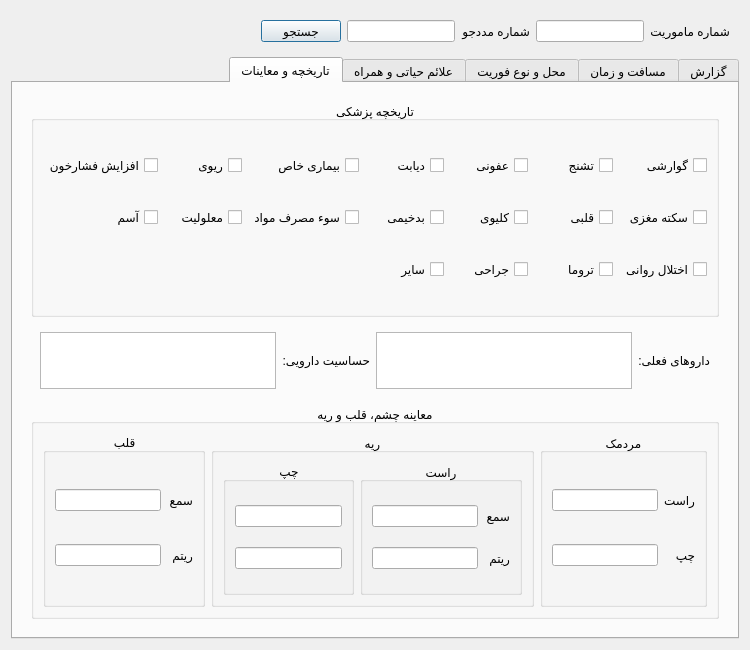
The window that src/hamyar_paygah/new_ui/widgets/mission_details_tab.ui (MohsenHNSJ/HamyarPaygahPy) describes before a commit, drawn with Qt 5.
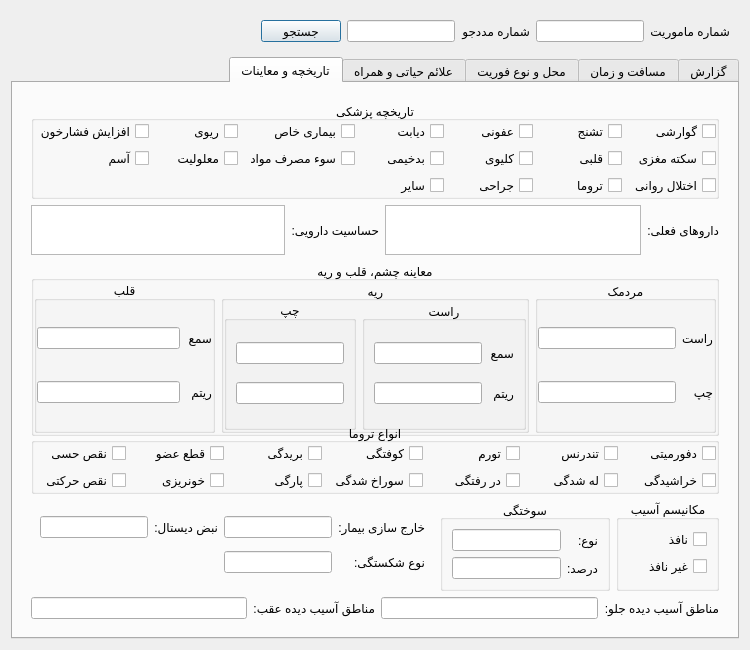
The same window after the commit.

Commit message: Added trauma types section

Diff of the .ui file:
```diff
--- a/src/hamyar_paygah/new_ui/widgets/mission_details_tab.ui
+++ b/src/hamyar_paygah/new_ui/widgets/mission_details_tab.ui
@@ -1762,6 +1762,12 @@
          <layout class="QVBoxLayout" name="verticalLayout_7">
           <item>
            <widget class="QGroupBox" name="medical_history_group_box">
+            <property name="sizePolicy">
+             <sizepolicy hsizetype="Preferred" vsizetype="Preferred">
+              <horstretch>0</horstretch>
+              <verstretch>0</verstretch>
+             </sizepolicy>
+            </property>
             <property name="title">
              <string>تاریخچه پزشکی</string>
             </property>
@@ -1769,6 +1775,18 @@
              <set>Qt::AlignmentFlag::AlignCenter</set>
             </property>
             <layout class="QGridLayout" name="gridLayout_3">
+             <property name="leftMargin">
+              <number>0</number>
+             </property>
+             <property name="topMargin">
+              <number>0</number>
+             </property>
+             <property name="rightMargin">
+              <number>0</number>
+             </property>
+             <property name="bottomMargin">
+              <number>0</number>
+             </property>
              <item row="0" column="0">
               <widget class="QCheckBox" name="has_gastrointestinal_disease_checkBox">
                <property name="text">
@@ -1903,10 +1921,22 @@
             <property name="maximumSize">
              <size>
               <width>16777215</width>
-              <height>75</height>
+              <height>50</height>
              </size>
             </property>
             <layout class="QHBoxLayout" name="horizontalLayout_22">
+             <property name="leftMargin">
+              <number>0</number>
+             </property>
+             <property name="topMargin">
+              <number>0</number>
+             </property>
+             <property name="rightMargin">
+              <number>0</number>
+             </property>
+             <property name="bottomMargin">
+              <number>0</number>
+             </property>
              <item>
               <widget class="QLabel" name="current_medications_label">
                <property name="text">
@@ -1949,6 +1979,12 @@
           </item>
           <item>
            <widget class="QGroupBox" name="examine_eye_lung_heart_group_box">
+            <property name="minimumSize">
+             <size>
+              <width>0</width>
+              <height>175</height>
+             </size>
+            </property>
             <property name="title">
              <string>معاینه چشم، قلب و ریه</string>
             </property>
@@ -1956,6 +1992,18 @@
              <set>Qt::AlignmentFlag::AlignCenter</set>
             </property>
             <layout class="QHBoxLayout" name="horizontalLayout_23">
+             <property name="leftMargin">
+              <number>0</number>
+             </property>
+             <property name="topMargin">
+              <number>0</number>
+             </property>
+             <property name="rightMargin">
+              <number>0</number>
+             </property>
+             <property name="bottomMargin">
+              <number>0</number>
+             </property>
              <item>
               <widget class="QGroupBox" name="eye_group_box">
                <property name="title">
@@ -1965,6 +2013,18 @@
                 <set>Qt::AlignmentFlag::AlignCenter</set>
                </property>
                <layout class="QGridLayout" name="gridLayout_4">
+                <property name="leftMargin">
+                 <number>0</number>
+                </property>
+                <property name="topMargin">
+                 <number>0</number>
+                </property>
+                <property name="rightMargin">
+                 <number>0</number>
+                </property>
+                <property name="bottomMargin">
+                 <number>0</number>
+                </property>
                 <item row="0" column="0">
                  <widget class="QLabel" name="right_eye_examine_label">
                   <property name="text">
@@ -2017,6 +2077,18 @@
                 <set>Qt::AlignmentFlag::AlignCenter</set>
                </property>
                <layout class="QHBoxLayout" name="horizontalLayout_24">
+                <property name="leftMargin">
+                 <number>0</number>
+                </property>
+                <property name="topMargin">
+                 <number>0</number>
+                </property>
+                <property name="rightMargin">
+                 <number>0</number>
+                </property>
+                <property name="bottomMargin">
+                 <number>0</number>
+                </property>
                 <item>
                  <widget class="QGroupBox" name="right_lung_group_box">
                   <property name="title">
@@ -2113,6 +2185,18 @@
                 <set>Qt::AlignmentFlag::AlignCenter</set>
                </property>
                <layout class="QGridLayout" name="gridLayout_7">
+                <property name="leftMargin">
+                 <number>0</number>
+                </property>
+                <property name="topMargin">
+                 <number>0</number>
+                </property>
+                <property name="rightMargin">
+                 <number>0</number>
+                </property>
+                <property name="bottomMargin">
+                 <number>0</number>
+                </property>
                 <item row="1" column="1">
                  <widget class="QLineEdit" name="heart_rhythm_field">
                   <property name="alignment">
@@ -2159,6 +2243,348 @@
             </layout>
            </widget>
           </item>
+          <item>
+           <widget class="QGroupBox" name="trauma_types_group_box">
+            <property name="title">
+             <string>انواع تروما</string>
+            </property>
+            <property name="alignment">
+             <set>Qt::AlignmentFlag::AlignCenter</set>
+            </property>
+            <layout class="QGridLayout" name="gridLayout_8">
+             <property name="leftMargin">
+              <number>0</number>
+             </property>
+             <property name="topMargin">
+              <number>0</number>
+             </property>
+             <property name="rightMargin">
+              <number>0</number>
+             </property>
+             <property name="bottomMargin">
+              <number>0</number>
+             </property>
+             <item row="4" column="16">
+              <widget class="QCheckBox" name="has_puncture_wound_checkBox">
+               <property name="text">
+                <string>سوراخ شدگی</string>
+               </property>
+              </widget>
+             </item>
+             <item row="4" column="19">
+              <widget class="QCheckBox" name="has_motor_deficit_checkBox">
+               <property name="text">
+                <string>نقص حرکتی</string>
+               </property>
+              </widget>
+             </item>
+             <item row="0" column="15">
+              <widget class="QCheckBox" name="has_swelling_checkBox">
+               <property name="text">
+                <string>تورم</string>
+               </property>
+              </widget>
+             </item>
+             <item row="0" column="14">
+              <widget class="QCheckBox" name="has_tenderness_checkBox">
+               <property name="text">
+                <string>تندرنس</string>
+               </property>
+              </widget>
+             </item>
+             <item row="4" column="13">
+              <widget class="QCheckBox" name="has_abrasion_checkBox">
+               <property name="text">
+                <string>خراشیدگی</string>
+               </property>
+              </widget>
+             </item>
+             <item row="0" column="18">
+              <widget class="QCheckBox" name="has_amputation_checkBox">
+               <property name="text">
+                <string>قطع عضو</string>
+               </property>
+              </widget>
+             </item>
+             <item row="0" column="17">
+              <widget class="QCheckBox" name="has_laceration_checkBox">
+               <property name="text">
+                <string>بریدگی</string>
+               </property>
+              </widget>
+             </item>
+             <item row="4" column="14">
+              <widget class="QCheckBox" name="has_crush_injury_checkBox">
+               <property name="text">
+                <string>له شدگی</string>
+               </property>
+              </widget>
+             </item>
+             <item row="0" column="19">
+              <widget class="QCheckBox" name="has_sensory_deficit_checkBox">
+               <property name="text">
+                <string>نقص حسی</string>
+               </property>
+              </widget>
+             </item>
+             <item row="0" column="16">
+              <widget class="QCheckBox" name="has_contusion_checkBox">
+               <property name="text">
+                <string>کوفتگی</string>
+               </property>
+              </widget>
+             </item>
+             <item row="0" column="13">
+              <widget class="QCheckBox" name="has_deformity_checkBox">
+               <property name="text">
+                <string>دفورمیتی</string>
+               </property>
+              </widget>
+             </item>
+             <item row="4" column="18">
+              <widget class="QCheckBox" name="has_external_bleeding_checkBox">
+               <property name="text">
+                <string>خونریزی</string>
+               </property>
+              </widget>
+             </item>
+             <item row="4" column="15">
+              <widget class="QCheckBox" name="has_dislocation_checkBox">
+               <property name="text">
+                <string>در رفتگی</string>
+               </property>
+              </widget>
+             </item>
+             <item row="4" column="17">
+              <widget class="QCheckBox" name="has_tear_checkBox">
+               <property name="text">
+                <string>پارگی</string>
+               </property>
+              </widget>
+             </item>
+            </layout>
+           </widget>
+          </item>
+          <item>
+           <widget class="QWidget" name="trauma_other_info_section" native="true">
+            <layout class="QHBoxLayout" name="horizontalLayout_25">
+             <property name="leftMargin">
+              <number>0</number>
+             </property>
+             <property name="topMargin">
+              <number>0</number>
+             </property>
+             <property name="rightMargin">
+              <number>0</number>
+             </property>
+             <property name="bottomMargin">
+              <number>0</number>
+             </property>
+             <item>
+              <widget class="QGroupBox" name="trauma_mechanism_group_box">
+               <property name="title">
+                <string>مکانیسم آسیب</string>
+               </property>
+               <property name="alignment">
+                <set>Qt::AlignmentFlag::AlignCenter</set>
+               </property>
+               <layout class="QVBoxLayout" name="verticalLayout_9">
+                <item>
+                 <widget class="QCheckBox" name="penetrating_trauma_checkBox">
+                  <property name="text">
+                   <string>نافذ</string>
+                  </property>
+                 </widget>
+                </item>
+                <item>
+                 <widget class="QCheckBox" name="blunt_trauma_checkBox">
+                  <property name="text">
+                   <string>غیر نافذ</string>
+                  </property>
+                 </widget>
+                </item>
+               </layout>
+              </widget>
+             </item>
+             <item>
+              <widget class="QGroupBox" name="burn_trauma_group_box">
+               <property name="title">
+                <string>سوختگی</string>
+               </property>
+               <property name="alignment">
+                <set>Qt::AlignmentFlag::AlignCenter</set>
+               </property>
+               <layout class="QGridLayout" name="gridLayout_9">
+                <item row="1" column="1">
+                 <widget class="QLabel" name="burn_percentage_label">
+                  <property name="text">
+                   <string>درصد:</string>
+                  </property>
+                  <property name="textFormat">
+                   <enum>Qt::TextFormat::PlainText</enum>
+                  </property>
+                 </widget>
+                </item>
+                <item row="0" column="1">
+                 <widget class="QLabel" name="burn_type_label">
+                  <property name="text">
+                   <string>نوع:</string>
+                  </property>
+                  <property name="textFormat">
+                   <enum>Qt::TextFormat::PlainText</enum>
+                  </property>
+                 </widget>
+                </item>
+                <item row="0" column="2">
+                 <widget class="QLineEdit" name="burn_type_field">
+                  <property name="alignment">
+                   <set>Qt::AlignmentFlag::AlignCenter</set>
+                  </property>
+                  <property name="readOnly">
+                   <bool>true</bool>
+                  </property>
+                 </widget>
+                </item>
+                <item row="1" column="2">
+                 <widget class="QLineEdit" name="burn_percentage_field">
+                  <property name="alignment">
+                   <set>Qt::AlignmentFlag::AlignCenter</set>
+                  </property>
+                  <property name="readOnly">
+                   <bool>true</bool>
+                  </property>
+                 </widget>
+                </item>
+               </layout>
+              </widget>
+             </item>
+             <item>
+              <widget class="QWidget" name="trauma_other_info_section_2" native="true">
+               <layout class="QGridLayout" name="gridLayout_10">
+                <item row="0" column="1">
+                 <widget class="QLineEdit" name="patient_extraction_field">
+                  <property name="alignment">
+                   <set>Qt::AlignmentFlag::AlignCenter</set>
+                  </property>
+                  <property name="readOnly">
+                   <bool>true</bool>
+                  </property>
+                 </widget>
+                </item>
+                <item row="1" column="1">
+                 <widget class="QLineEdit" name="type_of_fracture_field">
+                  <property name="alignment">
+                   <set>Qt::AlignmentFlag::AlignCenter</set>
+                  </property>
+                  <property name="readOnly">
+                   <bool>true</bool>
+                  </property>
+                 </widget>
+                </item>
+                <item row="0" column="2">
+                 <widget class="QLabel" name="distal_pulse_label">
+                  <property name="text">
+                   <string>نبض دیستال:</string>
+                  </property>
+                  <property name="textFormat">
+                   <enum>Qt::TextFormat::PlainText</enum>
+                  </property>
+                 </widget>
+                </item>
+                <item row="0" column="0">
+                 <widget class="QLabel" name="patient_extraction_label">
+                  <property name="text">
+                   <string>خارج سازی بیمار:</string>
+                  </property>
+                  <property name="textFormat">
+                   <enum>Qt::TextFormat::PlainText</enum>
+                  </property>
+                 </widget>
+                </item>
+                <item row="1" column="0">
+                 <widget class="QLabel" name="type_of_fracture_label">
+                  <property name="text">
+                   <string>نوع شکستگی:</string>
+                  </property>
+                  <property name="textFormat">
+                   <enum>Qt::TextFormat::PlainText</enum>
+                  </property>
+                 </widget>
+                </item>
+                <item row="0" column="3">
+                 <widget class="QLineEdit" name="distal_pulse_field">
+                  <property name="alignment">
+                   <set>Qt::AlignmentFlag::AlignCenter</set>
+                  </property>
+                  <property name="readOnly">
+                   <bool>true</bool>
+                  </property>
+                 </widget>
+                </item>
+               </layout>
+              </widget>
+             </item>
+            </layout>
+           </widget>
+          </item>
+          <item>
+           <widget class="QWidget" name="trauma_other_info_section_3" native="true">
+            <layout class="QHBoxLayout" name="horizontalLayout_26">
+             <property name="leftMargin">
+              <number>0</number>
+             </property>
+             <property name="topMargin">
+              <number>0</number>
+             </property>
+             <property name="rightMargin">
+              <number>0</number>
+             </property>
+             <property name="bottomMargin">
+              <number>0</number>
+             </property>
+             <item>
+              <widget class="QLabel" name="front_trauma_locations_label">
+               <property name="text">
+                <string>مناطق آسیب دیده جلو:</string>
+               </property>
+               <property name="textFormat">
+                <enum>Qt::TextFormat::PlainText</enum>
+               </property>
+              </widget>
+             </item>
+             <item>
+              <widget class="QLineEdit" name="front_trauma_locations_field">
+               <property name="alignment">
+                <set>Qt::AlignmentFlag::AlignCenter</set>
+               </property>
+               <property name="readOnly">
+                <bool>true</bool>
+               </property>
+              </widget>
+             </item>
+             <item>
+              <widget class="QLabel" name="rear_trauma_locations_label">
+               <property name="text">
+                <string>مناطق آسیب دیده عقب:</string>
+               </property>
+               <property name="textFormat">
+                <enum>Qt::TextFormat::PlainText</enum>
+               </property>
+              </widget>
+             </item>
+             <item>
+              <widget class="QLineEdit" name="rear_trauma_locations_field">
+               <property name="alignment">
+                <set>Qt::AlignmentFlag::AlignCenter</set>
+               </property>
+               <property name="readOnly">
+                <bool>true</bool>
+               </property>
+              </widget>
+             </item>
+            </layout>
+           </widget>
+          </item>
          </layout>
         </widget>
        </item>
```
The commit also changes 4 other files.
